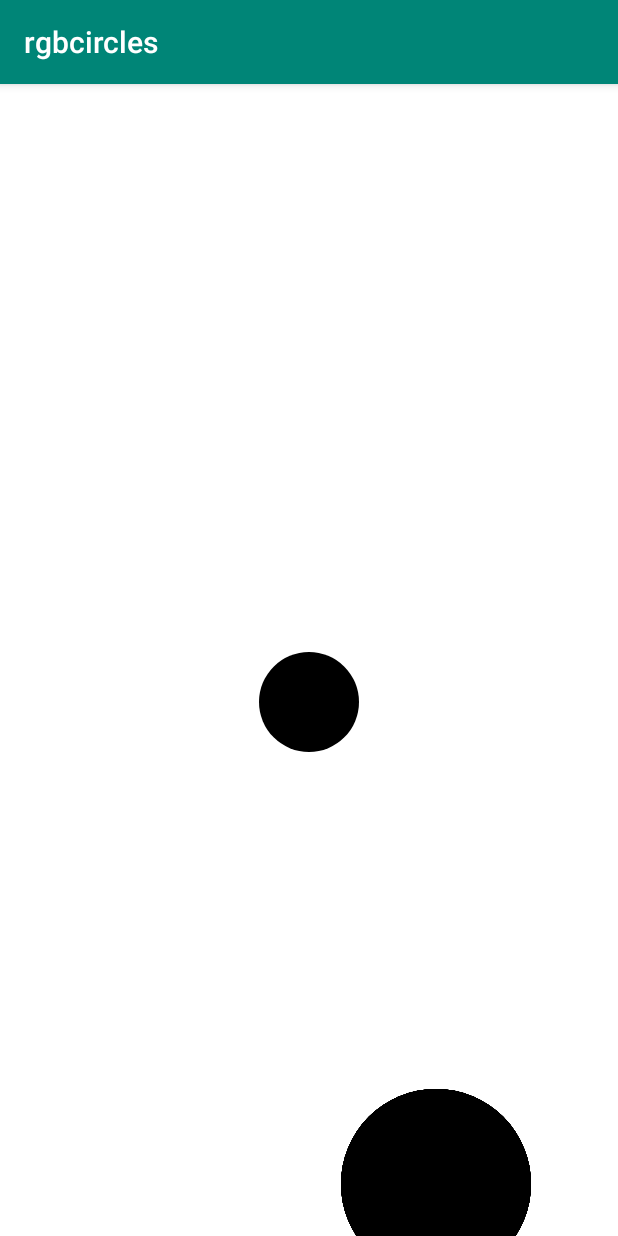
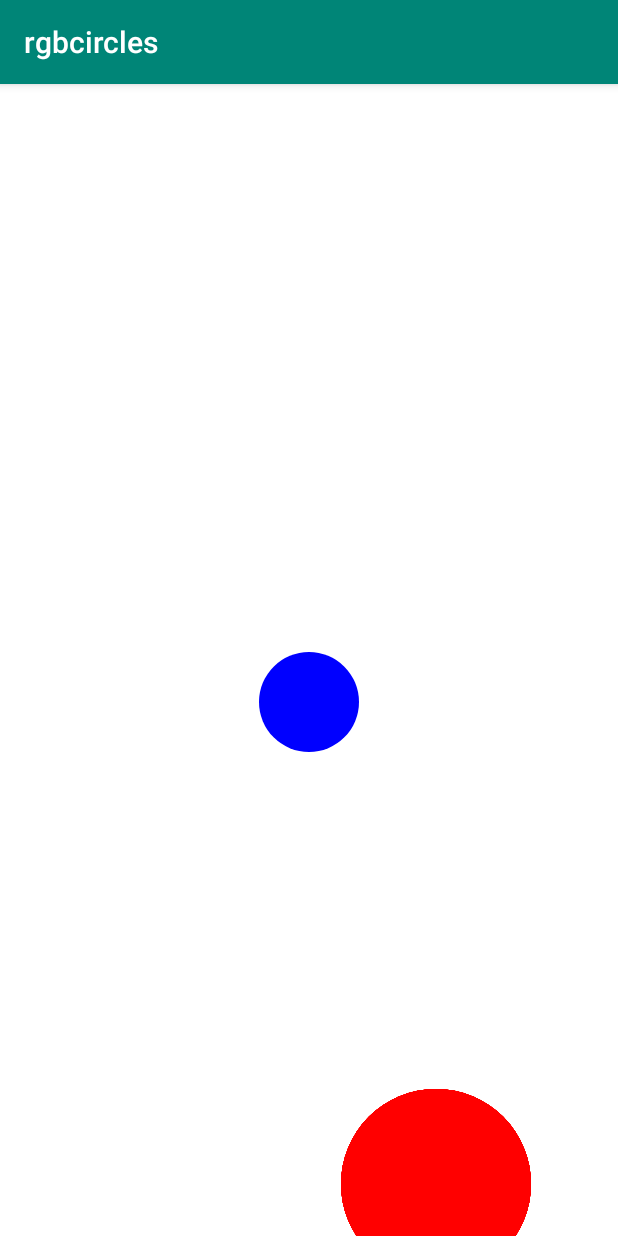
Before and after one commit to Anastasiya2017/rgbcircles, an Android app: the screen it shows after launch (MainActivity), on a phone screen of 412 x 824 dp. Run offline under Robolectric (Android 15) with nearby library versions, the phone set to English and light mode, and no system bars.

Commit message:
добавление цвета: гл. кругу - синий и вражеским - красный.

```diff
--- a/app/src/main/java/ru/khasang/rgbcircles/CanvasView.java
+++ b/app/src/main/java/ru/khasang/rgbcircles/CanvasView.java
@@ -65,6 +65,7 @@ public class CanvasView extends View implements iCanvasView {
     //помощью circle будем рисовать основной круг, еду, врагов
     @Override
     public void drawCircle(SimleCircle circle) {
+        paint.setColor(circle.getColor());
         canvas.drawCircle(circle.getX(),circle.getY(), circle.getRadius(), paint);
     }
 
--- a/app/src/main/java/ru/khasang/rgbcircles/EnemyCircle.java
+++ b/app/src/main/java/ru/khasang/rgbcircles/EnemyCircle.java
@@ -1,6 +1,8 @@
 package ru.khasang.rgbcircles;
 
 //вражеские круги
+
+import android.graphics.Color;
 
 import java.util.Random;
 
@@ -9,6 +11,7 @@ public class EnemyCircle extends SimleCircle {
     public static final int MAIN_SPEED = 35;
     public static final int FROM_RADIUS = 10;
     public static final int TO_RADIUS = 110;
+    public static final int ENEMY_COLOR = Color.RED;
 
     public EnemyCircle(int x, int y, int radius) {
         super(x, y, radius);
@@ -21,6 +24,8 @@ public class EnemyCircle extends SimleCircle {
         int y = random.nextInt(GameManager.getHeight());
         int radius = FROM_RADIUS + random.nextInt(TO_RADIUS - FROM_RADIUS);
         EnemyCircle enemyCircle = new EnemyCircle(x,y,radius);
+        enemyCircle.setColor(EnemyCircle.ENEMY_COLOR);
+
         return enemyCircle;
     }
 
--- a/app/src/main/java/ru/khasang/rgbcircles/MainCircle.java
+++ b/app/src/main/java/ru/khasang/rgbcircles/MainCircle.java
@@ -1,14 +1,19 @@
 package ru.khasang.rgbcircles;
 
 //главный круг, которым мы будем управлять во время игры
+
+import android.graphics.Color;
 
 public class MainCircle extends SimleCircle {
 
     public static final int INIT_RADIUS = 50;
     public static final int MAIN_SPEED = 35;
+    public static final int OUR_COLOR = Color.BLUE;
 
     public MainCircle(int x, int y) {
         super(x, y, INIT_RADIUS);
+        //добавили цвет кругу
+        setColor(OUR_COLOR);
     }
 
 
--- a/app/src/main/java/ru/khasang/rgbcircles/SimleCircle.java
+++ b/app/src/main/java/ru/khasang/rgbcircles/SimleCircle.java
@@ -5,6 +5,8 @@ public class SimleCircle {
     protected int x;
     protected int y;
     protected int radius;
+    //храним цвет круга
+    private int color;
 
     //конструктор
     public SimleCircle(int x, int y, int radius) {
@@ -24,4 +26,12 @@ public class SimleCircle {
     public int getRadius() {
         return radius;
     }
+
+    public int getColor() {
+        return color;
+    }
+
+    public void setColor(int color) {
+        this.color = color;
+    }
 }
```
